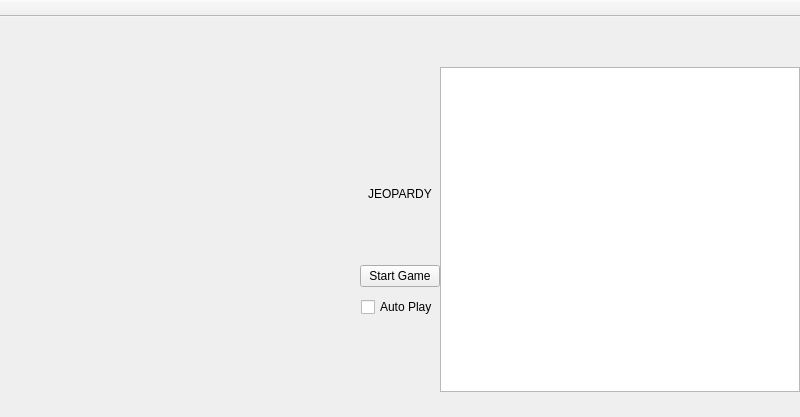
Qt form Jeopardy/mainwindow.ui (Belgiumboy123/Jeopardy) before a commit.
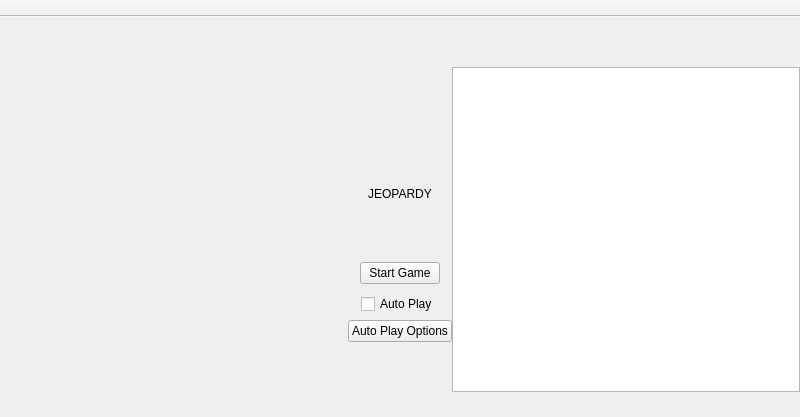
The same form after that commit.

```diff
--- a/Jeopardy/mainwindow.ui
+++ b/Jeopardy/mainwindow.ui
@@ -244,10 +244,41 @@
            </widget>
           </item>
           <item alignment="Qt::AlignHCenter|Qt::AlignTop">
-           <widget class="QCheckBox" name="autoPlayCheckBox">
-            <property name="text">
-             <string>Auto Play</string>
+           <widget class="QWidget" name="autoPlayWidget" native="true">
+            <property name="sizePolicy">
+             <sizepolicy hsizetype="Preferred" vsizetype="Preferred">
+              <horstretch>0</horstretch>
+              <verstretch>0</verstretch>
+             </sizepolicy>
             </property>
+            <layout class="QVBoxLayout" name="verticalLayout_3" stretch="0,0">
+             <property name="leftMargin">
+              <number>0</number>
+             </property>
+             <property name="topMargin">
+              <number>0</number>
+             </property>
+             <property name="rightMargin">
+              <number>0</number>
+             </property>
+             <property name="bottomMargin">
+              <number>0</number>
+             </property>
+             <item alignment="Qt::AlignHCenter|Qt::AlignTop">
+              <widget class="QCheckBox" name="autoPlayCheckBox">
+               <property name="text">
+                <string>Auto Play</string>
+               </property>
+              </widget>
+             </item>
+             <item alignment="Qt::AlignHCenter|Qt::AlignTop">
+              <widget class="QPushButton" name="autoPlayOptionsButton">
+               <property name="text">
+                <string>Auto Play Options</string>
+               </property>
+              </widget>
+             </item>
+            </layout>
            </widget>
           </item>
          </layout>
```
